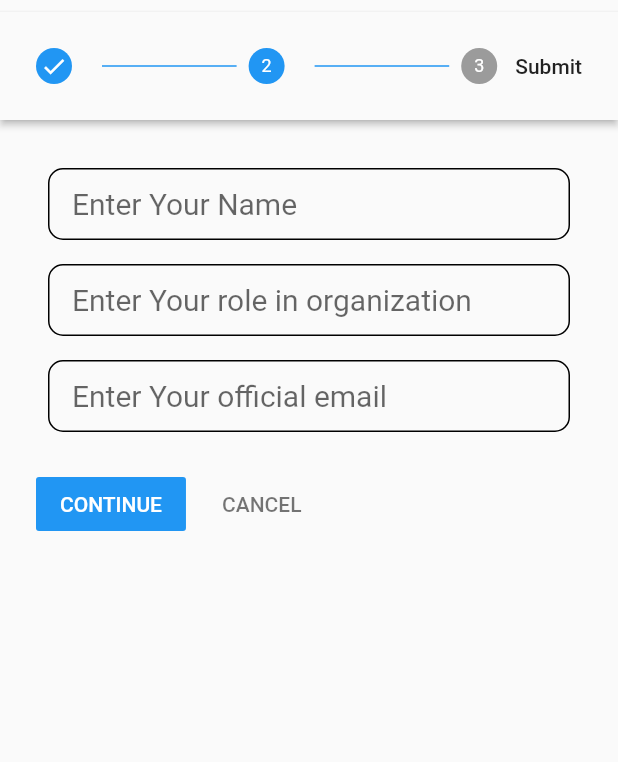
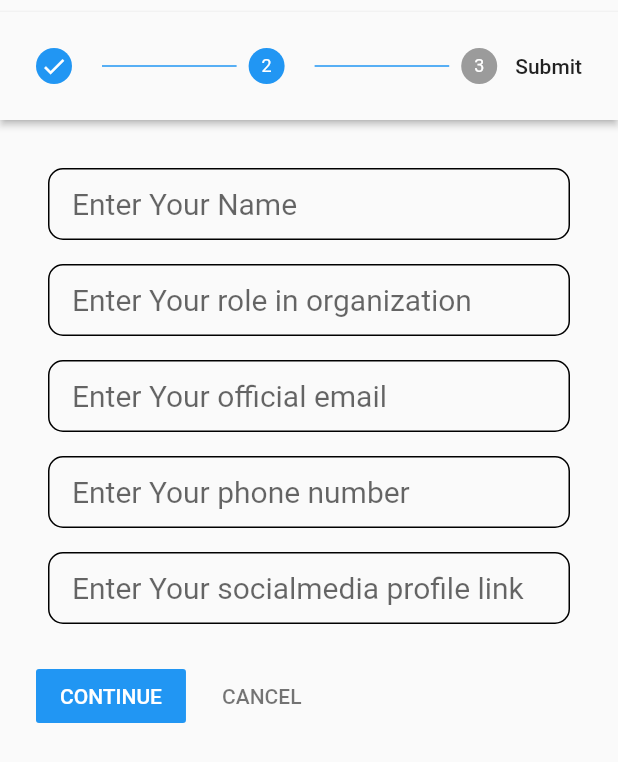
Before and after one commit to Solution-challenge-GDSC-PPSU/Equalista, a Flutter app: the VerifyOrganization screen opened directly, after a tap on an icon or button, on a phone screen of 412 x 824 dp. Shown: the top 762 px of the screen. Run offline on Flutter 3.47's test engine with Material 2 defaults, Android fonts, the phone set to English and light mode, and no system bars; our stand-ins replace firebase_auth, firebase_core, get, google_sign_in; accounts and stored records are empty.

Commit message:
orgform2 done

```diff
--- a/lib/OrganizationCreater/verifyOrganization.dart
+++ b/lib/OrganizationCreater/verifyOrganization.dart
@@ -21,6 +21,8 @@ class _VerifyOrganizationState extends State<VerifyOrganization> {
   final TextEditingController _phonenumController = TextEditingController();
   final TextEditingController _genderController = TextEditingController();
   final TextEditingController _emailController = TextEditingController();
+  final TextEditingController _usersocialmediaController =
+      TextEditingController();
 
   @override
   Widget build(BuildContext context) {
@@ -147,8 +149,6 @@ class _VerifyOrganizationState extends State<VerifyOrganization> {
                     key: _secondformKey,
                     child: Column(
                       children: [
-                        // !!!!!!!!!!!!!Here create dropdown to select org type!!!!!!
-
                         Padding(
                           padding: const EdgeInsets.all(8.0),
                           child: TextFormField(
@@ -224,6 +224,58 @@ class _VerifyOrganizationState extends State<VerifyOrganization> {
                             },
                           ),
                         ),
+                        Padding(
+                          padding: const EdgeInsets.all(8.0),
+                          child: TextFormField(
+                            controller: _phonenumController,
+                            decoration: InputDecoration(
+                              contentPadding: const EdgeInsets.only(
+                                  left: 16, top: 12, bottom: 12, right: 16),
+                              border: OutlineInputBorder(
+                                borderRadius: BorderRadius.circular(10.00),
+                              ),
+                              enabledBorder: OutlineInputBorder(
+                                borderRadius: BorderRadius.circular(10.0),
+                              ),
+                              hintText: "Enter Your phone number",
+                            ),
+                            style: const TextStyle(
+                                fontSize: 20.0, color: Colors.black),
+                            validator: (value) {
+                              if (value == null || value.isEmpty) {
+                                return 'Please enter some text';
+                              }
+                              return null;
+                            },
+                          ),
+                        ),
+                        Padding(
+                          padding: const EdgeInsets.all(8.0),
+                          child: TextFormField(
+                            controller: _usersocialmediaController,
+                            decoration: InputDecoration(
+                              contentPadding: const EdgeInsets.only(
+                                  left: 16, top: 12, bottom: 12, right: 16),
+                              border: OutlineInputBorder(
+                                borderRadius: BorderRadius.circular(10.00),
+                              ),
+                              enabledBorder: OutlineInputBorder(
+                                borderRadius: BorderRadius.circular(10.0),
+                              ),
+                              hintText: "Enter Your socialmedia profile link",
+                            ),
+                            style: const TextStyle(
+                                fontSize: 20.0, color: Colors.black),
+                            validator: (value) {
+                              if (value == null || value.isEmpty) {
+                                return 'Please enter some text';
+                              }
+                              return null;
+                            },
+                          ),
+                        ),
+
+                        // !!!!!!!!!!!!!!!!!!!here create the dropdown for gender selection!!!!!!!!
                       ],
                     )),
               ],
@@ -232,8 +284,11 @@ class _VerifyOrganizationState extends State<VerifyOrganization> {
             state: currentStep > 2 ? StepState.complete : StepState.indexed,
             isActive: currentStep >= 2,
             title: const Text("Submit"),
-            content: Container(
-              child: const Text("Savan"),
-            )),
+            content: Column(
+              children: [
+                // !!!!!!!!write here code to upload Document from user!!!!!!!!!!!!!
+              ],
+            ),
+            ),
       ];
 }
```
